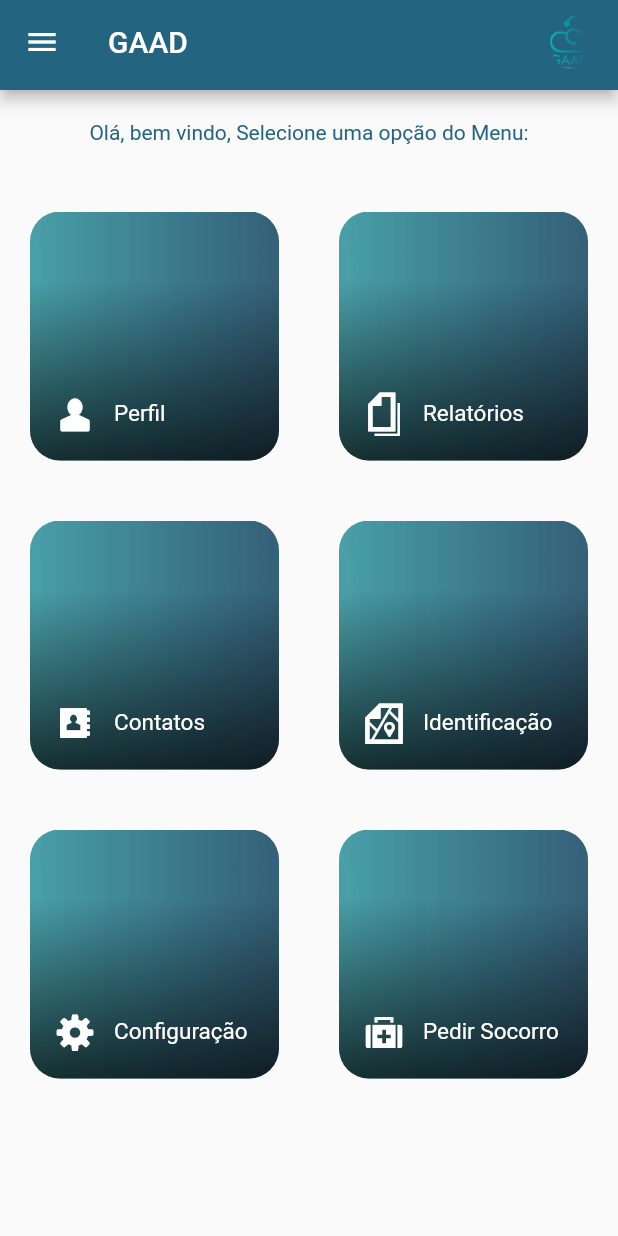
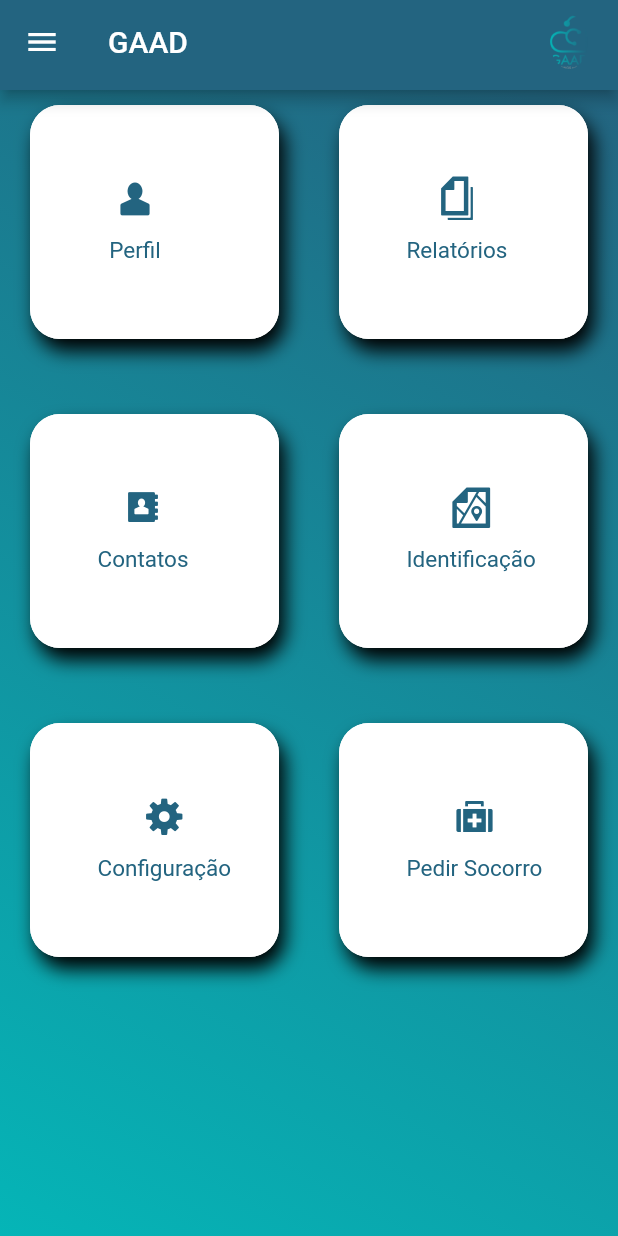
Before and after one commit to gDarbone/gaad-front-end, a Flutter app: the CategoryListPage screen opened directly, on a phone screen of 412 x 824 dp. Run offline on Flutter 3.47's test engine with Material 2 defaults, Android fonts, the phone set to English and light mode, and no system bars.

Commit message:
change menu colors

```diff
--- a/lib/models/subcategory.dart
+++ b/lib/models/subcategory.dart
@@ -2,6 +2,7 @@ import 'package:flutter/material.dart';
 import 'package:gaad_mobile/models/category.dart';
 
 class SubCategory extends Category {
+
   SubCategory({
     String? name,
     String? icon,
--- a/lib/pages/CategoryListPage.dart
+++ b/lib/pages/CategoryListPage.dart
@@ -1,30 +1,42 @@
 import 'package:flutter/material.dart';
-import 'package:gaad_mobile/helpers/iconhelper.dart';
 import 'package:gaad_mobile/pages/selectedcategorypage.dart';
-import 'package:gaad_mobile/widgets/categorybottombar.dart';
+import 'package:gaad_mobile/services/categoryselectionservice.dart';
 import 'package:gaad_mobile/widgets/mainappbar.dart';
-
+import 'package:provider/provider.dart';
 import '../helpers/utils.dart';
 import '../models/category.dart';
-import '../widgets/categoryicon.dart';
 import '../widgets/categorycard.dart';
-import '../widgets/iconfont.dart';
+
 
 class CategoryListPage extends StatelessWidget {
+
   List<Category> categories = Utils.getMockedCategories();
 
   @override
-  Widget build(BuildContext context) {
+  Widget build(BuildContext context){
+
+    CategorySelectionService catSelection = Provider.of<CategorySelectionService>(context, listen: false);
+
     return Scaffold(
       drawer: Drawer(),
       appBar: MainAppBar(),
       body: Container(
+        decoration: BoxDecoration(
+          gradient: LinearGradient(
+            begin: Alignment.topRight,
+            end: Alignment.bottomLeft,
+            colors: [
+              Color.fromRGBO(35, 100, 128, 1),
+              Color.fromRGBO(5, 181, 183, 1),
+            ],
+          ),
+        ),
         child: Stack(
           children: [
           Column(
           crossAxisAlignment: CrossAxisAlignment.stretch,
           children: [
-            Padding(
+            /*Padding(
               padding: const EdgeInsets.only(top: 20, bottom: 20),
               child: Text(
                 "Olá, bem vindo, Selecione uma opção do Menu:",
@@ -33,13 +45,12 @@ class CategoryListPage extends StatelessWidget {
                   color: Color.fromRGBO(35, 100, 128, 1),
                 ),
               ),
-            ),
+            )*/
             /*Expanded(
                   child: ListView.builder(
                     padding: EdgeInsets.only(bottom: 120),
                     itemCount: categories.length,
                     itemBuilder: (BuildContext ctx, int index) {*/
-            SizedBox(height: 5),
             Expanded(
               child: GridView.count(
                 padding: EdgeInsets.only(bottom: 50),
@@ -49,15 +60,8 @@ class CategoryListPage extends StatelessWidget {
                   return CategoryCard(
                     category: categories[index],
                     onCardClick: () {
-                      Navigator.push(
-                        context,
-                        MaterialPageRoute(
-                          builder: (context) =>
-                              SelectedCategoryPage(
-                                selectedCategory: this.categories[index],
-                              ),
-                        ),
-                      );
+                      catSelection.selectedCategory = this.categories[index];
+                      Navigator.of(context).pushNamed('/selectedcategorypage');
                     },
                   );
                 }),
--- /dev/null
+++ b/lib/services/categoryselectionservice.dart
@@ -0,0 +1,20 @@
+import 'package:flutter/cupertino.dart';
+import 'package:gaad_mobile/models/category.dart';
+import 'package:gaad_mobile/models/subcategory.dart';
+
+class CategorySelectionService{
+
+  Category? _selectedCategory;
+  SubCategory? _selectedSubCategory;
+
+  Category? get selectedCategory  => _selectedCategory;
+  set selectedCategory(Category? value) {
+    _selectedCategory = value;
+  }
+
+  SubCategory? get selectedSubCategory  => _selectedSubCategory;
+  set selectedSubCategory(SubCategory? value) {
+    _selectedSubCategory = value;
+  }
+
+}
--- a/lib/widgets/categorycard.dart
+++ b/lib/widgets/categorycard.dart
@@ -8,7 +8,7 @@ class CategoryCard extends StatelessWidget {
 
   Function? onCardClick;
 
-  CategoryCard({ this.category, this.onCardClick});
+  CategoryCard({this.category, this.onCardClick});
 
   @override
   Widget build(BuildContext context) {
@@ -17,55 +17,62 @@ class CategoryCard extends StatelessWidget {
         this.onCardClick!();
       },
       child: Container(
-        margin: EdgeInsets.all(20),
-        height: 120,
+          margin: EdgeInsets.only(bottom: 40, top: 10, left: 20, right: 20),
+          height: 110,
+          decoration: BoxDecoration(
+            color: Colors.white,
+            borderRadius: BorderRadius.circular(20),
+            boxShadow: [
+              BoxShadow(
+                color: Colors.black,
+                blurRadius: 10,
+                offset: Offset(4, 8), // Shadow position
+              ),
+            ],
+          ),
           child: Stack(
+
             children: [
               Positioned.fill(
                 child: ClipRRect(
                     borderRadius: BorderRadius.circular(20),
                     child: Image.asset(
-                    'assets/BlocoMenu.png',
-                    fit: BoxFit.cover),
-              ),
+                      'assets/BlocoMenuWhite.png',
+                      fit: BoxFit.cover,
+                    )),
               ),
               Positioned(
                 bottom: 0,
                 left: 0,
                 right: 0,
                 child: Container(
-                  height: 120,
+                    height: 110,
                     decoration: BoxDecoration(
                       borderRadius: BorderRadius.only(
                           bottomLeft: Radius.circular(20),
                           bottomRight: Radius.circular(20)),
-                      gradient: LinearGradient(
-                          begin: Alignment.bottomCenter,
-                          end: Alignment.topCenter,
-                          colors: [
-                            Colors.black.withOpacity(0.7),
-                            Colors.transparent
-                          ]))),
+                    )),
               ),
               Positioned(
-              bottom: 0,
+                bottom: 5,
                 child: Padding(
-                padding: const EdgeInsets.all(5),
-                child: Row(
+                  padding: const EdgeInsets.all(45),
+                  child: Column(
                     children: [
                       CategoryIcon(
                           color: this.category!.color!,
                           iconName: this.category!.icon!),
-                    SizedBox(width: 1),
+                      SizedBox(width: 50),
                       Text(this.category!.name!,
-                        style: TextStyle(color: Colors.white, fontSize: 15))
+                          style: TextStyle(
+                              color: Color.fromRGBO(35, 100, 128, 1),
+                              fontSize: 15))
                     ],
                   ),
                 ),
               )
             ],
-        )
-    ),
+          )),
     );
   }
 }
--- a/lib/widgets/categoryicon.dart
+++ b/lib/widgets/categoryicon.dart
@@ -16,7 +16,7 @@ class CategoryIcon extends StatelessWidget {
           color: this.color,
           padding: EdgeInsets.all(10),
           child: IconFont(
-              color: Colors.white, iconName: this.iconName!, size: this.size!)),
+              color: Color.fromRGBO(35, 100, 128, 1), iconName: this.iconName!, size: this.size!)),
     );
   }
 }
--- a/pubspec.yaml
+++ b/pubspec.yaml
@@ -18,7 +18,7 @@ publish_to: 'none' # Remove this line if you wish to publish to pub.dev
 version: 1.0.0+1
 
 environment:
-  sdk: ">=2.17.5 <3.0.0"
+  sdk: ">=2.12.0 <3.0.0"
 
 # Dependencies specify other packages that your package needs in order to work.
 # To automatically upgrade your package dependencies to the latest versions
@@ -29,7 +29,7 @@ environment:
 dependencies:
   flutter:
     sdk: flutter
-
+  provider: ^5.0.0
 
   # The following adds the Cupertino Icons font to your application.
   # Use with the CupertinoIcons class for iOS style icons.
```
Also changed, not shown: lib/main.dart (+27 -9 lines), lib/models/category.dart (+8 -1 lines), lib/pages/detailspage.dart (+43 -5 lines), lib/pages/selectedcategorypage.dart (+11 -9 lines), assets/BlocoMenuWhite.png (added), pubspec.lock. Lines whose indentation alone changed are shown as unchanged.
